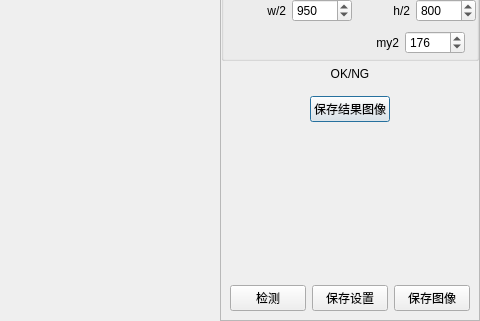
First picture: the form in frame_dialog.ui, repository Liberisi/foxconn, before the edit; both pictures show x 544 to 1024 and y 379 to 700 of the 1024 by 700 pixel window.
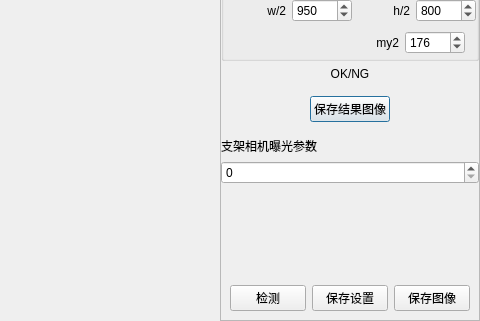
Second picture: the form after the edit. Custom widgets are drawn as their Qt base class.

Patch:
```diff
--- a/frame_dialog.ui
+++ b/frame_dialog.ui
@@ -1422,6 +1422,20 @@
         </layout>
        </widget>
       </item>
+      <item>
+       <widget class="QLabel" name="label">
+        <property name="text">
+         <string>支架相机曝光参数</string>
+        </property>
+       </widget>
+      </item>
+      <item>
+       <widget class="QSpinBox" name="spinBox_frame_exposure_time">
+        <property name="maximum">
+         <number>999999</number>
+        </property>
+       </widget>
+      </item>
       <item>
        <spacer name="verticalSpacer">
         <property name="orientation">
```
